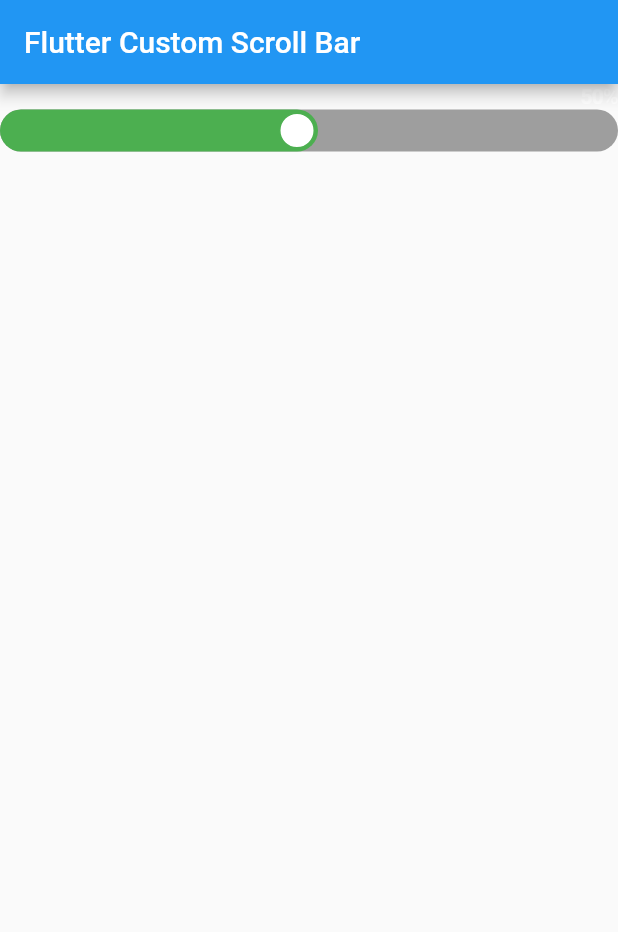
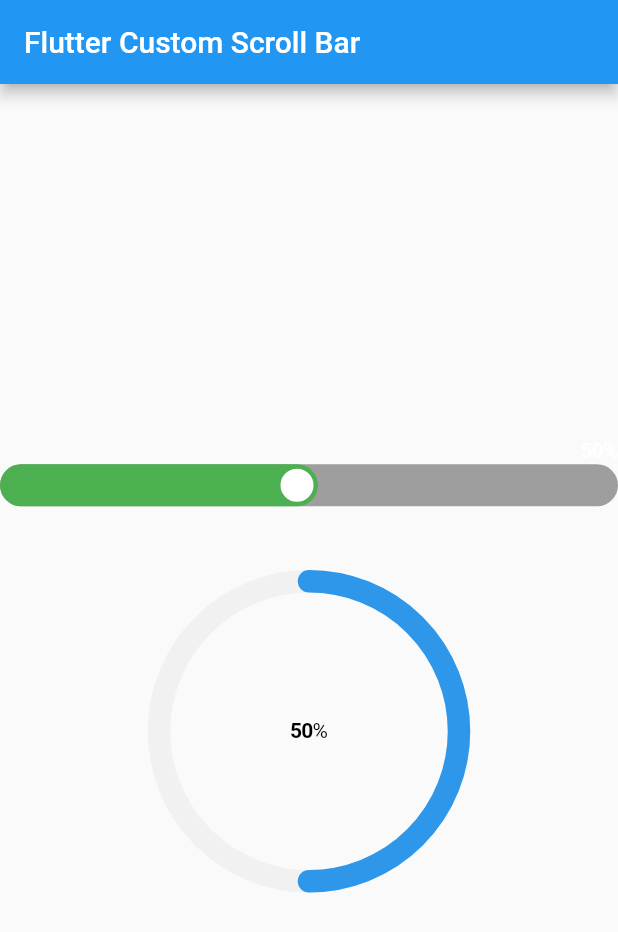
Before and after one commit to jgwng/flutter_custom_progress_bar, a Flutter app: the screen it shows after launch, on a phone screen of 412 x 824 dp. Shown: the top 932 px of the screen. Run offline on Flutter 3.47's test engine with Material 2 defaults, Android fonts, the phone set to English and light mode, and no system bars.

Commit message:
update: 원형 프로그래스 인디케이터 추가 완료

```diff
--- a/example/lib/main.dart
+++ b/example/lib/main.dart
@@ -1,5 +1,5 @@
 import 'package:flutter/material.dart';
-import 'package:flutter_custom_progress_bar/progress_bar.dart';
+import 'package:flutter_custom_progress_bar/flutter_custom_progress_bar.dart';
 
 void main() {
   runApp(const MyApp());
@@ -36,12 +36,24 @@ class _MyHomePageState extends State<MyHomePage> {
 
         title: Text(widget.title),
       ),
-      body: const Center(
-        child: ProgressBar(
-          totalRatio: 50,
-          backgroundColor: Colors.grey,
-          progressColor: Colors.green,
-        ),
+      body: Column(
+        mainAxisAlignment: MainAxisAlignment.center,
+        children:  const [
+          ProgressBar(
+            totalRatio: 50,
+            backgroundColor: Colors.grey,
+            progressColor: Colors.green,
+          ),
+          SizedBox(
+            height: 50,
+          ),
+          CircularProgressBar(
+            ratio: 50,
+            backgroundColor: Colors.grey,
+            progressColor: Colors.blue,
+          ),
+
+        ],
       ),
        );
   }
--- /dev/null
+++ b/lib/circular_progress_bar.dart
@@ -0,0 +1,136 @@
+import 'package:flutter/material.dart';
+import 'package:flutter/scheduler.dart';
+import 'dart:math' as math;
+
+class CircularProgressBar extends StatefulWidget {
+  const CircularProgressBar(
+      {Key? key,
+      this.radius,
+      required this.ratio,
+      this.backgroundColor,
+      this.progressColor})
+      : super(key: key);
+  final double? radius;
+  final double? ratio;
+  final Color? progressColor;
+  final Color? backgroundColor;
+
+  @override
+  _CircularProgressBarState createState() => _CircularProgressBarState();
+}
+
+class _CircularProgressBarState extends State<CircularProgressBar>
+    with SingleTickerProviderStateMixin {
+  late AnimationController animationController;
+  late Animation animation;
+
+  final ValueNotifier<double> progressRatio = ValueNotifier<double>(0.0); //
+  final double radius = 40;
+
+  @override
+  void initState() {
+    super.initState();
+    animationController = AnimationController(
+      duration: const Duration(
+        milliseconds: 1300,
+      ),
+      vsync: this,
+    );
+    animation = Tween<double>(begin: 0, end: widget.ratio).animate(animationController)
+      ..addListener(progressListener);
+
+    WidgetsBinding.instance.addPostFrameCallback((_) {
+      animationController.forward();
+    });
+  }
+
+  void progressListener() {
+    final value = (animation.value) ?? 0;
+    if (value > 0) {
+      progressRatio.value = value;
+    }
+  }
+
+  @override
+  Widget build(BuildContext context) {
+    return Container(
+      alignment: Alignment.center,
+      width: 200,
+      height: 200,
+      child: ValueListenableBuilder(
+        valueListenable: progressRatio,
+        builder: (BuildContext context, double value, Widget? child){
+          return CustomPaint(
+            painter: ArcPainter(radius: 100,percentage: (animation.value)),
+            child: percentInfo(),
+          );
+        },
+      )
+    );
+  }
+
+  Widget percentInfo() {
+    return ValueListenableBuilder(
+      valueListenable: progressRatio, // 사용할 변수를 지정.
+      builder: (BuildContext context, double value, Widget? child) {
+        // value = _counter 로 적용
+        return RichText(
+            text: TextSpan(children: [
+          TextSpan(
+              style: const TextStyle(
+                  color: Colors.black,
+                  fontWeight: FontWeight.bold,
+                  fontSize: 14,
+                  letterSpacing: -0.5,
+                  height: 1.2),
+              text: progressRatio.value.toStringAsFixed(0)),
+          const TextSpan(
+              style: TextStyle(
+                  color: Colors.black,
+                  fontWeight: FontWeight.normal,
+                  fontSize: 14,
+                  letterSpacing: -0.5,
+                  height: 1.2),
+              text: '%')
+        ]));
+      },
+    );
+  }
+}
+
+Paint createPaintForColor(Color color) {
+  return Paint()
+    ..color = color
+    ..strokeCap = StrokeCap.round
+    ..style = PaintingStyle.stroke
+    ..strokeWidth = 15;
+}
+class ArcPainter extends CustomPainter {
+  final double radius;
+  final double percentage;
+  final Color? progressColor;
+  final Color? backgroundColor;
+  final Paint red = createPaintForColor(Colors.red);
+  final Paint blue = createPaintForColor(Colors.blue);
+  final Paint green = createPaintForColor(Colors.grey.withOpacity(0.1));
+//
+  ArcPainter(
+      {required this.radius,
+      required this.percentage,
+      this.progressColor,
+      this.backgroundColor});
+
+  @override
+  void paint(Canvas canvas, Size size) {
+    Rect rect = Rect.fromCircle(
+        center: Offset(size.width / 2, size.height / 2), radius: radius);
+
+    canvas.drawArc(rect, -(math.pi / 2), sweepAngle(), false, blue);
+    canvas.drawCircle(Offset(size.width / 2, size.height / 2), radius, green);
+  }
+
+  @override
+  bool shouldRepaint(CustomPainter oldDelegate) => true;
+
+  double sweepAngle() => 2 * (percentage/100) * math.pi;
+}
--- a/lib/flutter_custom_progress_bar.dart
+++ b/lib/flutter_custom_progress_bar.dart
@@ -1,3 +1,4 @@
 library flutter_custom_progress_bar;
 
 export 'progress_bar.dart';
+export 'circular_progress_bar.dart';
```
